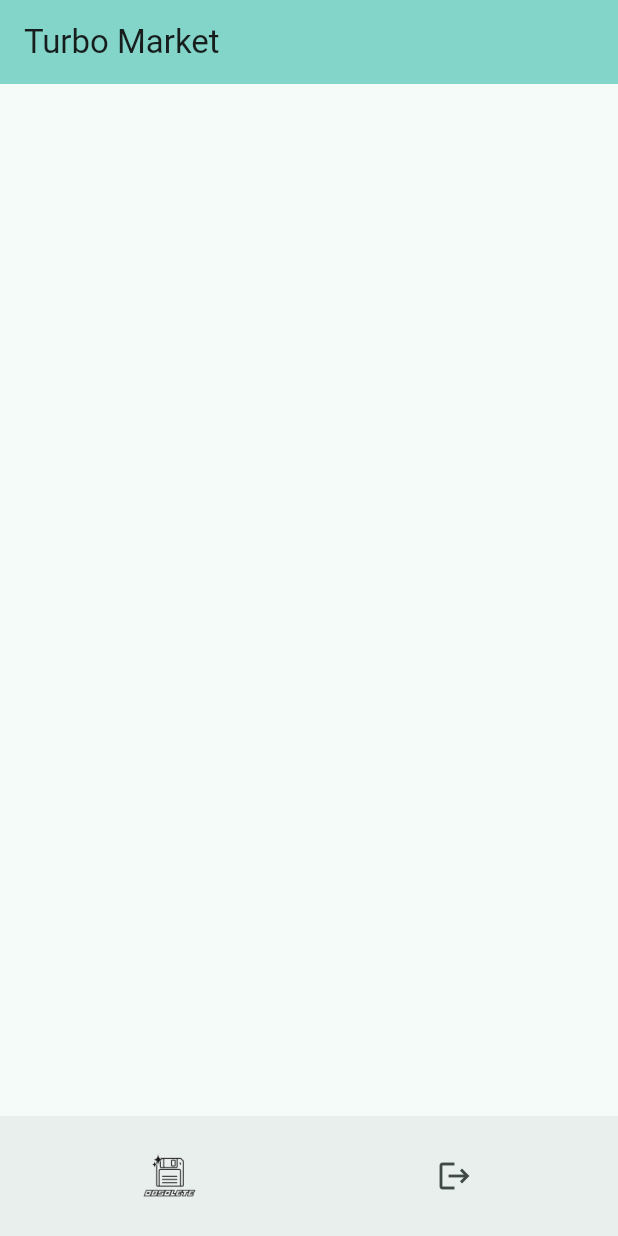
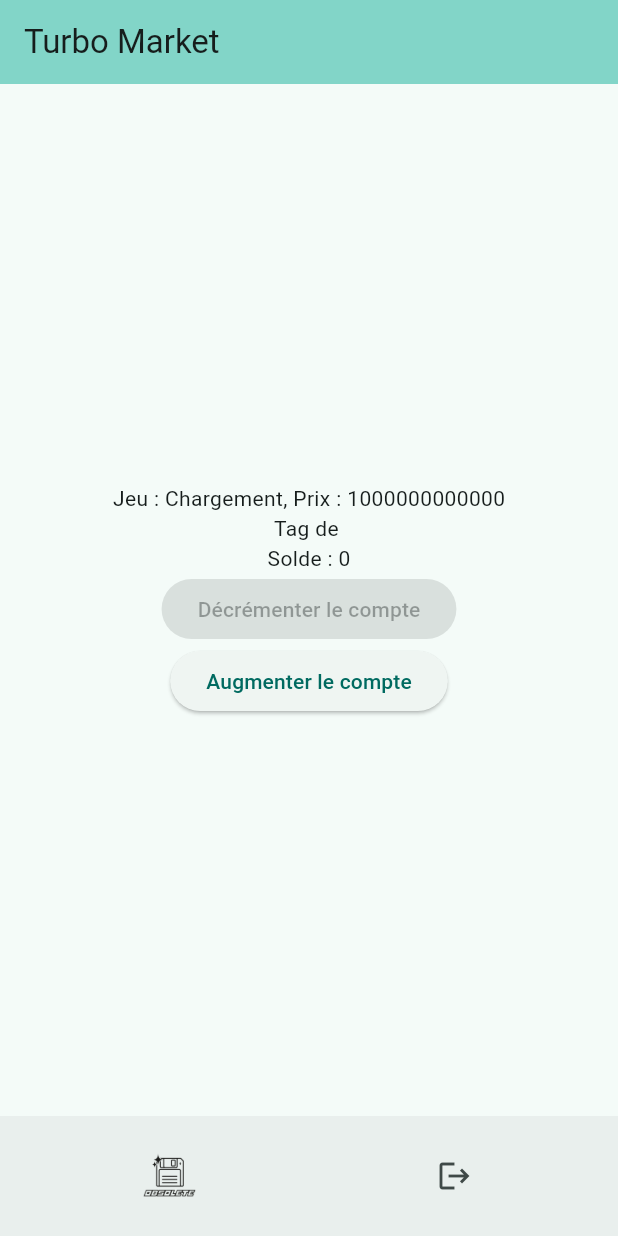
Before and after one commit to Faboo21/turbo_market, a Flutter app: the ScanPage screen opened by its route, on a phone screen of 412 x 824 dp. Run offline on Flutter 3.47's test engine with Material 3 defaults, Android fonts, the phone set to English and light mode, and no system bars; our stand-ins replace shared_preferences; missing offline and left inert: nfc_manager; accounts and stored records are empty; network calls fail; statements that could not run were skipped.

Commit message:
decrementer compte check

```diff
--- a/lib/pages/choix_jeu_page.dart
+++ b/lib/pages/choix_jeu_page.dart
@@ -42,7 +42,7 @@ class _GameChoicePageState extends State<GameChoicePage> {
               title: Text(gameList[index].name),
               onTap: () async {
                 SharedPreferences prefs = await SharedPreferences.getInstance();
-                prefs.setInt("game_id", gameList[index].id);
+                prefs.setInt("gam_id", gameList[index].id);
                 Navigator.pushReplacementNamed(context, "/home");
               },
             ),
--- a/lib/pages/connexion_page.dart
+++ b/lib/pages/connexion_page.dart
@@ -71,10 +71,11 @@ class _ConnexionPageState extends State<ConnexionPage> {
                       SharedPreferences prefs = await SharedPreferences.getInstance();
                       prefs.setInt("tea_id",selectedButtonIndex + 1);
                       prefs.setString("date",DateTime.now().toString());
-                      if (selectedButtonIndex + 1 == 3)
+                      if (selectedButtonIndex + 1 == 3) {
                         Navigator.pushNamed(currentContext, '/choixGames');
-                      else
+                      } else {
                         Navigator.pushNamed(currentContext, '/home');
+                      }
                     } else {
                       showDialog(
                         context: currentContext,
--- a/lib/pages/home_page.dart
+++ b/lib/pages/home_page.dart
@@ -2,6 +2,8 @@ import 'package:flutter/material.dart';
 import 'package:nfc_manager/nfc_manager.dart';
 import 'package:shared_preferences/shared_preferences.dart';
 import 'package:turbo_market/api/api_request.dart';
+import 'package:turbo_market/type/game.dart';
+import 'package:turbo_market/type/user.dart';
 
 class ScanPage extends StatefulWidget {
   const ScanPage({super.key});
@@ -12,9 +14,10 @@ class ScanPage extends StatefulWidget {
 
 class _ScanPageState extends State<ScanPage> {
   String? scannedNfcId;
-  String? scannedNfcUsername;
+  User? scannedNfcUser;
   bool isScanning = false;
   late int role = 3;
+  late Game game = Game(id: 0, name: "Chargement", rules: "rules", createdAt: "createdAt", price: 1000000000000);
 
   @override
   void initState() {
@@ -25,7 +28,10 @@ class _ScanPageState extends State<ScanPage> {
   Future<void> loadSharedPreferences() async {
     SharedPreferences prefs = await SharedPreferences.getInstance();
     int? stockRole = prefs.getInt('tea_id');
+    int? stockGame = prefs.getInt('gam_id');
+    Game getGame = await getGameById(stockGame!);
     setState(() {
+      game = getGame;
       role = stockRole ?? 3;
     });
   }
@@ -42,11 +48,47 @@ class _ScanPageState extends State<ScanPage> {
         child: Column(
           mainAxisAlignment: MainAxisAlignment.center,
           children: [
-            if (scannedNfcId != null) Text('Scanned NFC ID: $scannedNfcId'),
-            if (scannedNfcUsername != null && scannedNfcUsername != "")
-              Text('Tag de $scannedNfcUsername'),
-            if (scannedNfcUsername != null && scannedNfcUsername == "")
+            if (role == 3)
+              Text("Jeu : ${game.name}, Prix : ${game.price.toString()}"),
+            if (scannedNfcId != null)
+              Text('Scanned NFC ID: $scannedNfcId'),
+            if (scannedNfcUser != null)
+              Column(
+                children: [
+                  Text('Tag de ${scannedNfcUser?.username}'),
+                  Text("Solde : ${scannedNfcUser?.balance.toString()}")
+                ],
+              ),
+            if (scannedNfcUser == null && scannedNfcId != null)
               const Text("Tag NFC non attribué"),
+            if (scannedNfcUser != null && role == 3)
+              Column (
+                children: [
+                  ElevatedButton(
+                    onPressed: scannedNfcUser!.balance >= game.price ? () async {
+                      if (await updateUserBalance(scannedNfcUser!, scannedNfcUser!.balance-game.price)) {
+                        ScaffoldMessenger.of(context).showSnackBar(const SnackBar(
+                          content: Text("Solde mis à jour avec succès"),
+                        ));
+                        scannedNfcUser = null;
+                        scannedNfcId = null;
+                        if (isScanning) _toggleNFCReading();
+                      } else {
+                        ScaffoldMessenger.of(context).showSnackBar(const SnackBar(
+                          content: Text("Probleme lors de la mise à jour du solde"),
+                        ));
+                      }
+                    } : null,
+                    child: const Text("Décrémenter le compte")
+                  ),
+                  ElevatedButton(
+                    onPressed: () {
+                      Navigator.pushNamed(context, "/reward");
+                    },
+                    child: const Text("Augmenter le compte")
+                  )
+                ],
+              )
           ],
         ),
       ),
@@ -99,10 +141,10 @@ class _ScanPageState extends State<ScanPage> {
 
             if (identifier != null) {
               String tagId = identifier.map((byte) => byte.toRadixString(16)).join('');
-              getUsernameByNfc(tagId).then((scannedUsername) {
+              getUserByNfc(tagId).then((scannedUser) {
                 setState(() {
                   scannedNfcId = tagId;
-                  scannedNfcUsername = scannedUsername;
+                  scannedNfcUser = scannedUser;
                 });
               });
             }
@@ -147,7 +189,7 @@ class _ScanPageState extends State<ScanPage> {
                 SharedPreferences prefs = await SharedPreferences.getInstance();
                 prefs.remove('tea_id');
                 prefs.remove('date');
-                prefs.remove('game_id');
+                prefs.remove('gam_id');
                 Navigator.pushReplacementNamed(context, '/');
               },
               child: const Text('Déconnexion'),
--- a/lib/router/route_generator.dart
+++ b/lib/router/route_generator.dart
@@ -2,6 +2,7 @@ import 'package:flutter/material.dart';
 import 'package:turbo_market/Pages/home_page.dart';
 import 'package:turbo_market/pages/ajout_membre_page.dart';
 import 'package:turbo_market/pages/choix_jeu_page.dart';
+import 'package:turbo_market/pages/reward_page.dart';
 import '../Pages/connexion_page.dart';
 
 class RouteGenerator {
@@ -15,6 +16,8 @@ class RouteGenerator {
         return MaterialPageRoute(builder: (context) => const UserFormPage());
       case '/choixGames' :
         return MaterialPageRoute(builder: (context) => const GameChoicePage());
+      case '/reward' :
+        return MaterialPageRoute(builder: (context) => const RewardPage());
       default :
         return MaterialPageRoute(builder: (context) =>
             Scaffold(
--- /dev/null
+++ b/lib/type/user.dart
@@ -0,0 +1,28 @@
+class User {
+  final int id;
+  final String username;
+  final String email;
+  final int balance;
+  final String nfc;
+  final int titleId;
+
+  User({
+    required this.id,
+    required this.username,
+    required this.email,
+    required this.balance,
+    required this.nfc,
+    required this.titleId,
+  });
+
+  factory User.fromJson(Map<String, dynamic> json) {
+    return User(
+      id: int.parse(json['usr_id']),
+      username: json['usr_username'],
+      email: json['usr_email'],
+      balance: int.parse(json['usr_balance']),
+      nfc: json['usr_nfc'],
+      titleId: int.parse(json['tit_id']),
+    );
+  }
+}
```
Also changed, not shown: lib/api/api_request.dart (+69 -6 lines), lib/pages/reward_page.dart (added, +54 -0 lines), lib/type/level.dart (added, +19 -0 lines).
